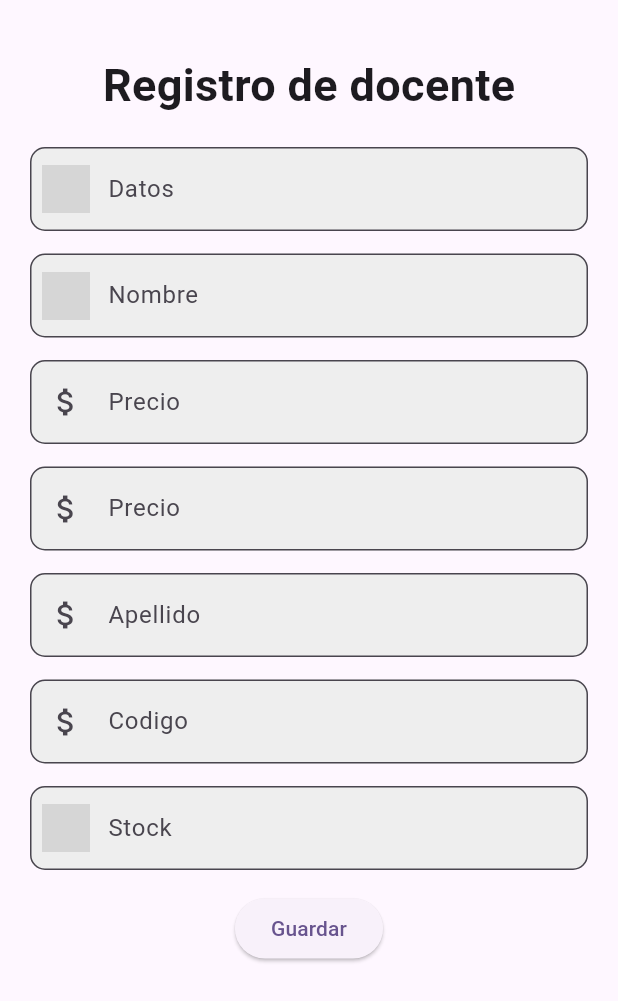
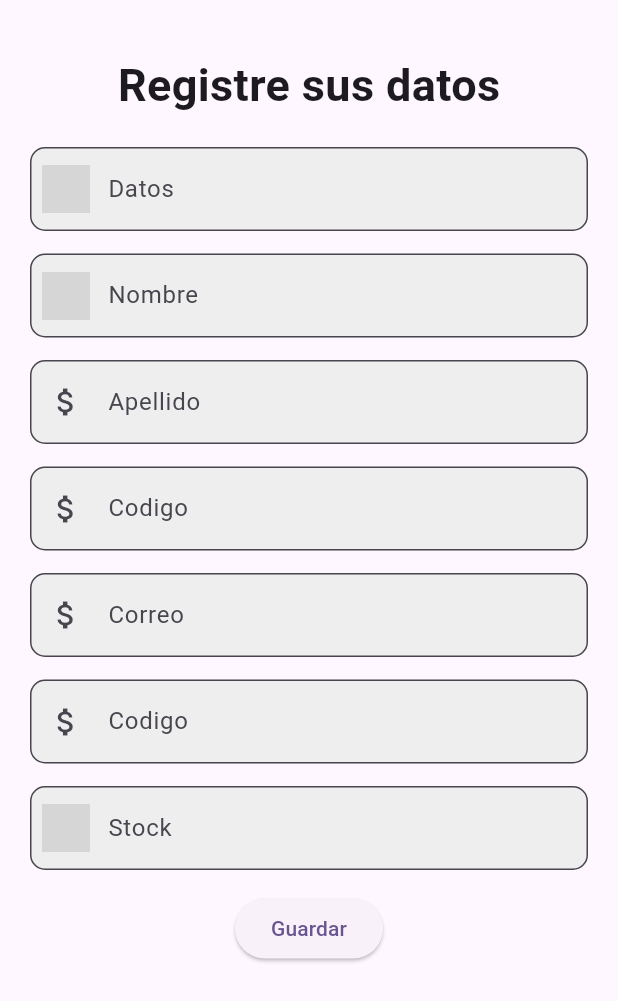
Before and after one commit to carolinaandrade88/sys_gestion, a Flutter app: the Rdocente widget shown alone on an empty page, opened directly, on a phone screen of 412 x 824 dp. Shown: the top 1001 px of the screen. Run offline on Flutter 3.47's test engine with Material 2 defaults, Android fonts, the phone set to English and light mode, and no system bars; our stand-ins replace cloud_firestore, firebase_auth, firebase_core; accounts and stored records are empty; grey boxes are pictures that could not be loaded.

Commit message:
docente8

```diff
--- a/lib/docente.dart
+++ b/lib/docente.dart
@@ -25,7 +25,7 @@ class Rdocente extends StatelessWidget{
           child: Column(
             children: [
               const SizedBox(height: 15),
-              const Text('Registro de docente',
+              const Text('Registre sus datos',
                 style: TextStyle(
                     fontSize: 30,
                     fontWeight: FontWeight.bold
@@ -76,7 +76,7 @@ class Rdocente extends StatelessWidget{
                     fillColor: Colors.grey[200],
                     prefixIcon: const Icon(Icons.attach_money),
                     border: OutlineInputBorder(borderRadius: BorderRadius.circular(10)),
-                    labelText: 'Precio',
+                    labelText: 'Apellido',
                     hintText: 'Ingrese el Apellido del usuario'
                 ),
               ),
@@ -89,8 +89,8 @@ class Rdocente extends StatelessWidget{
                     fillColor: Colors.grey[200],
                     prefixIcon: const Icon(Icons.attach_money),
                     border: OutlineInputBorder(borderRadius: BorderRadius.circular(10)),
-                    labelText: 'Precio',
-                    hintText: 'Ingrese el Apellido del usuario'
+                    labelText: 'Codigo',
+                    hintText: 'Ingrese su codigo'
                 ),
               ),
               const SizedBox(height: 15),
@@ -102,8 +102,8 @@ class Rdocente extends StatelessWidget{
                     fillColor: Colors.grey[200],
                     prefixIcon: const Icon(Icons.attach_money),
                     border: OutlineInputBorder(borderRadius: BorderRadius.circular(10)),
-                    labelText: 'Apellido',
-                    hintText: 'Ingrese su apellido '
+                    labelText: 'Correo',
+                    hintText: 'Ingrese su correo  '
                 ),
               ),
               const SizedBox(height: 15),
```
